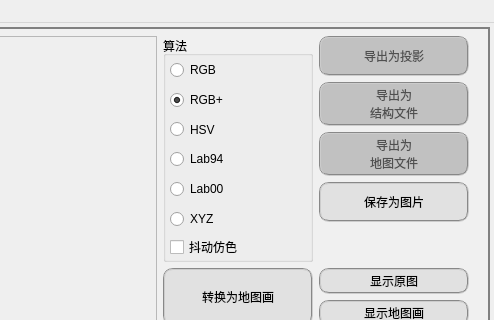
The window that SlopeCraftMain/others/mainwindow.ui (SlopeCraft/SlopeCraft) describes before a commit, drawn with Qt 5; both pictures show x 466 to 960 and y 0 to 320 of the 960 by 540 pixel window.
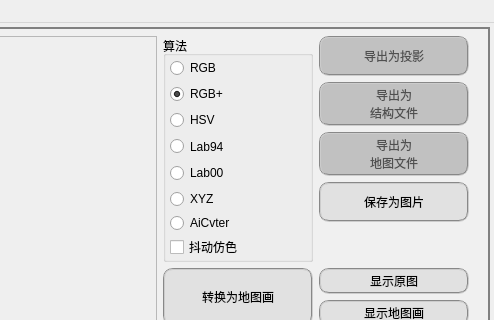
The same window after the commit. The open tabs and pages were chosen to show the change. Icons and pictures are not drawn.

Commit message: call AiCvter

Patch:
```diff
--- a/SlopeCraftMain/others/mainwindow.ui
+++ b/SlopeCraftMain/others/mainwindow.ui
@@ -2307,6 +2307,13 @@
                </property>
               </widget>
              </item>
+             <item>
+              <widget class="QRadioButton" name="isColorSpaceAi">
+               <property name="text">
+                <string>AiCvter</string>
+               </property>
+              </widget>
+             </item>
              <item>
               <widget class="QCheckBox" name="AllowDither">
                <property name="sizePolicy">
```
Left out of the diff: 10 changed lines with no effect on the pictures. The commit also changes 1 other file.
